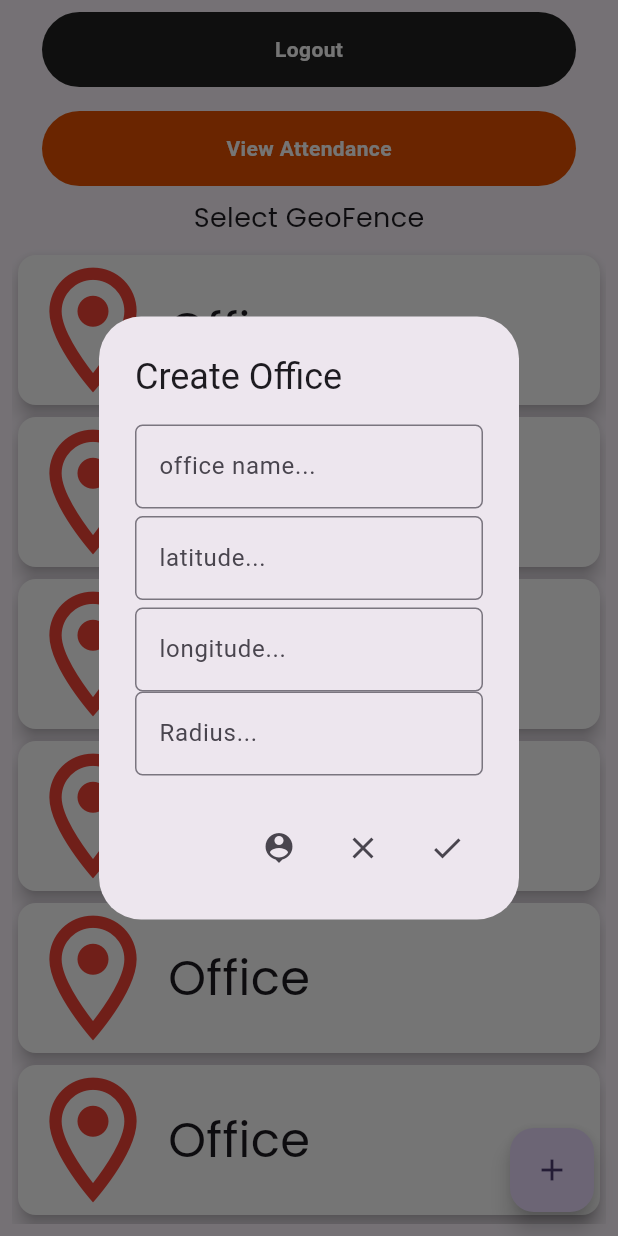
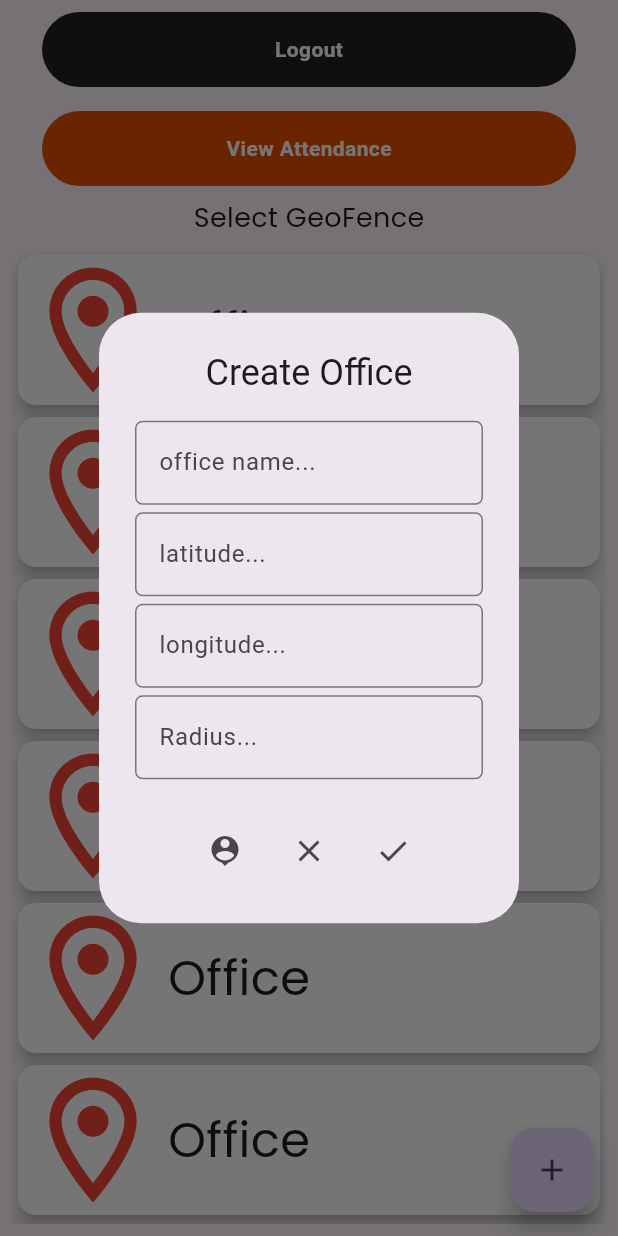
Before and after one commit to dhruvpatidar359/geofence, a Flutter app: the OfficeList screen opened directly, after a tap on the "add" icon, on a phone screen of 412 x 824 dp. Run offline on Flutter 3.47's test engine with Material 2 defaults, Android fonts, the phone set to English and light mode, and no system bars; our stand-ins replace easy_splash_screen, equatable, firebase_auth, firebase_core, firebase_database, geolocator and 4 more; missing offline and left inert: dart:ffi; accounts and stored records are empty.

Commit message:
corrected alertdialog

```diff
--- a/lib/pages/officelist.dart
+++ b/lib/pages/officelist.dart
@@ -3,7 +3,6 @@ import 'package:geofence/services/firebase/firebase_services.dart';
 import 'package:geofence/widgets/geoCard.dart';
 import 'package:geolocator/geolocator.dart';
 import 'package:google_fonts/google_fonts.dart';
-
 
 class OfficeList extends StatefulWidget {
   OfficeList({Key? key}) : super(key: key);
@@ -15,13 +14,13 @@ class OfficeList extends StatefulWidget {
 class _OfficeListState extends State<OfficeList> {
   Position? currentPosition;
 
-  TextEditingController officeController = new TextEditingController();
+  TextEditingController officeController = TextEditingController();
 
-  TextEditingController latitudeController = new TextEditingController();
+  TextEditingController latitudeController = TextEditingController();
 
-  TextEditingController longitudeController = new TextEditingController();
+  TextEditingController longitudeController = TextEditingController();
 
-  TextEditingController radiusController = new TextEditingController();
+  TextEditingController radiusController = TextEditingController();
 
   FirebaseServices firebaseServices = FirebaseServices();
 
@@ -62,8 +61,14 @@ class _OfficeListState extends State<OfficeList> {
     return await Geolocator.getCurrentPosition();
   }
 
-  void getCurrentLocation() async{
-
+  void getCurrentLocation() async {
+    currentPosition = await determinePosition();
+    if (currentPosition != null) {
+      setState(() {
+        latitudeController.text = currentPosition!.latitude.toString();
+        longitudeController.text = currentPosition!.longitude.toString();
+      });
+    }
   }
 
   @override
@@ -78,9 +83,10 @@ class _OfficeListState extends State<OfficeList> {
                 return AlertDialog(
                   title: Text(
                     "Create Office",
-                    textAlign: TextAlign.left,
+                    textAlign: TextAlign.center,
                   ),
-                  content: StatefulBuilder(builder: (BuildContext context, StateSetter setState) {
+                  content: StatefulBuilder(
+                    builder: (BuildContext context, StateSetter setState) {
                       return SingleChildScrollView(
                         child: Column(
                           mainAxisAlignment: MainAxisAlignment.center,
@@ -114,10 +120,10 @@ class _OfficeListState extends State<OfficeList> {
                                   hintText: "longitude..."),
                             ),
                             SizedBox(
+                              height: 5,
                             ),
                             TextField(
                               controller: radiusController,
-
                               decoration: InputDecoration(
                                   border: OutlineInputBorder(
                                       borderRadius: BorderRadius.circular(5)),
@@ -126,37 +132,27 @@ class _OfficeListState extends State<OfficeList> {
                           ],
                         ),
                       );
-                  } ,)
-
-,
+                    },
+                  ),
+                  actionsAlignment: MainAxisAlignment.center,
                   actions: [
                     IconButton(
                         onPressed: () async {
-                          // getCurrentLocation();
-                          currentPosition = await determinePosition();
-
-                          if(currentPosition != null){
-
-                            setState(() {
-                              print(currentPosition!.latitude.toString());
-                              latitudeController =
-                                  TextEditingController(text: currentPosition!.latitude.toString());
-                              longitudeController =
-                                  TextEditingController(text: currentPosition!.longitude.toString());
-                            });
-                          }
-                        }, icon: Icon(Icons.location_history)),
-                    IconButton(onPressed: () {
+                          getCurrentLocation();
+                        },
+                        icon: Icon(Icons.location_history)),
+                    IconButton(
+                        onPressed: () {
                           Navigator.pop(context);
-                    }, icon: Icon(Icons.close)),
+                        },
+                        icon: Icon(Icons.close)),
                     IconButton(
                         onPressed: () {
                           firebaseServices.createOffice(
                               name: officeController.text,
                               latitude: double.parse(latitudeController.text),
                               longitude: double.parse(longitudeController.text),
-                              radius: double.parse(radiusController.text)
-                          );
+                              radius: double.parse(radiusController.text));
                         },
                         icon: Icon(Icons.check)),
                   ],
```
Lines whose indentation alone changed are shown as unchanged.
